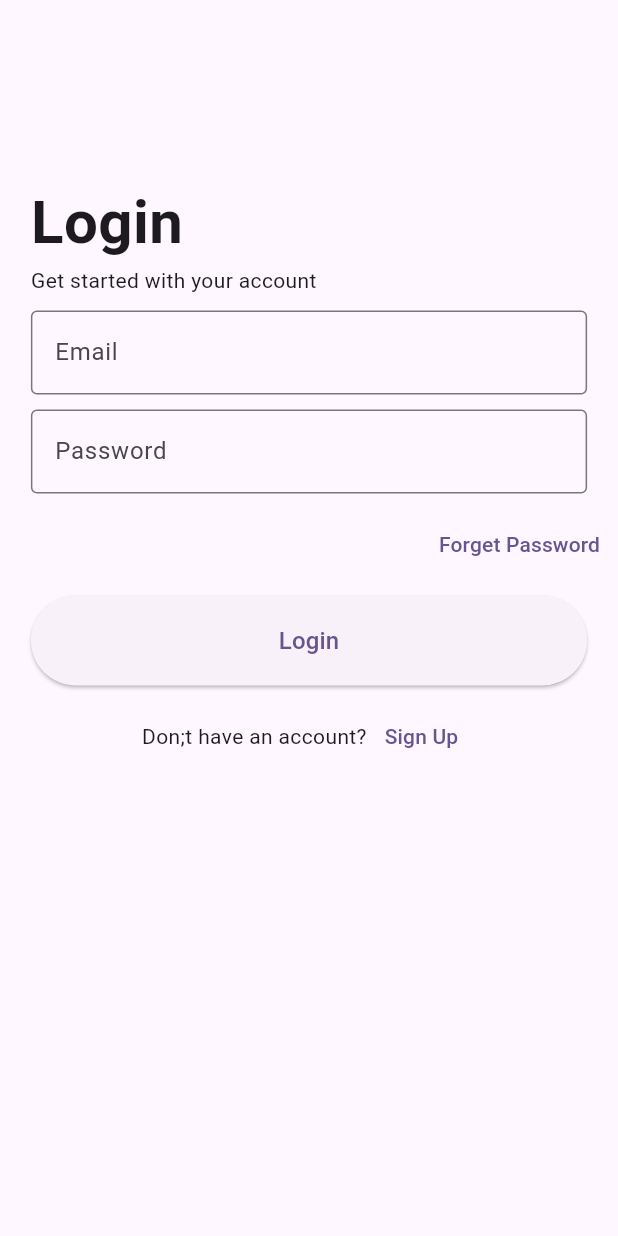
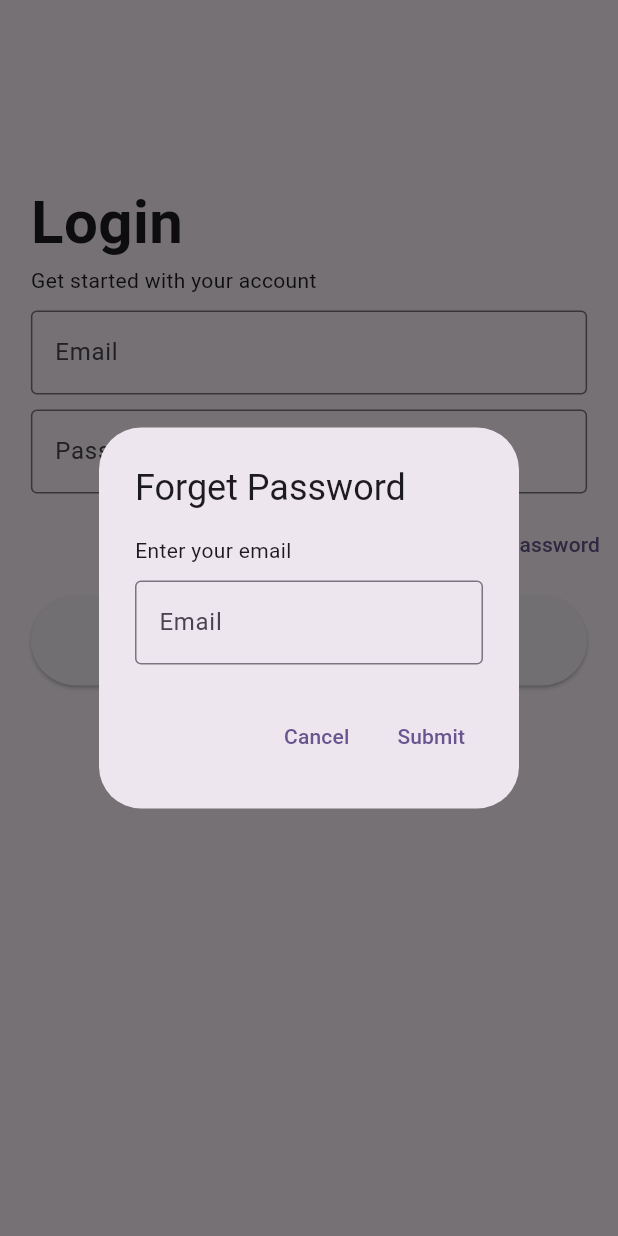
Before and after one commit to viraj-gunasekara/Bookstore_App_Android, a Flutter app: the screen it shows after launch, after a tap on "Forget Password", on a phone screen of 412 x 824 dp. Run offline on Flutter 3.47's test engine with Material 3 defaults, Android fonts, the phone set to English and light mode, and no system bars; our stand-ins replace firebase_auth, firebase_core; accounts and stored records are empty.

Commit message:
forgetPw dialog add and complete action, by sending reset pw email

```diff
--- a/bookstore_admin_app/NOTE.txt
+++ b/bookstore_admin_app/NOTE.txt
@@ -2,3 +2,7 @@
 1)Go to your project: https://console.firebase.google.com
 2)Go to Authentication Section > Sign-in method
 3)Click Email/Password → Enable → Save
+
+#Issues
+1)forget pw reset link - for random email also show as reset link sent. - Firebase returns "Mail sent" even for unknown emails — but the email never actually arrives.
+*From the Firebase Docs: To prevent email enumeration, this method always returns success regardless of whether an email exists or not.
--- a/bookstore_admin_app/lib/views/admin_home.dart
+++ b/bookstore_admin_app/lib/views/admin_home.dart
@@ -38,7 +38,7 @@ class _AdminHomeState extends State<AdminHome> {
               padding: EdgeInsets.all(12),
               margin: EdgeInsets.only(left: 10, right: 10, bottom: 10),
               decoration: BoxDecoration(
-                color: Colors.grey.shade200,
+                color: Colors.deepPurple.shade100,
                 borderRadius: BorderRadius.circular(10),
               ),
               child: Column(
--- a/bookstore_admin_app/lib/views/login.dart
+++ b/bookstore_admin_app/lib/views/login.dart
@@ -71,7 +71,86 @@ class _LoginPageState extends State<LoginPage> {
               Row(
                 mainAxisAlignment: MainAxisAlignment.end,
                 children: [
-                  TextButton(onPressed: () {}, child: Text("Forget Password")),
+                  TextButton(
+                    onPressed: () {
+                      showDialog(
+                        context: context,
+                        builder: (builder) {
+                          return AlertDialog(
+                            title: Text("Forget Password"),
+                            content: Column(
+                              mainAxisSize: MainAxisSize.min,
+                              crossAxisAlignment: CrossAxisAlignment.start,
+                              children: [
+                                Text("Enter your email"),
+                                SizedBox(height: 10),
+                                TextFormField(
+                                  controller: _emailController,
+                                  decoration: InputDecoration(
+                                    label: Text("Email"),
+                                    border: OutlineInputBorder(),
+                                  ),
+                                ),
+                              ],
+                            ),
+                            actions: [
+                              TextButton(
+                                onPressed: () {
+                                  Navigator.pop(context);
+                                },
+                                child: Text("Cancel"),
+                              ),
+                              TextButton(
+                                onPressed: ()async{
+                                  if (_emailController.text.isEmpty) {
+                                    ScaffoldMessenger.of(context).showSnackBar(
+                                      SnackBar(
+                                        content: Text("Email cannot be empty"),
+                                      ),
+                                    );
+                                    return;
+                                  }
+                                  await AuthService()
+                                      .resetPassword(_emailController.text)
+                                      .then((value) {
+                                        if (value=="Mail Sent") {
+                                          ScaffoldMessenger.of(
+                                            context,
+                                          ).showSnackBar(
+                                            SnackBar(
+                                              content: Text(
+                                                "Password reset link sent to your email",
+                                              ),
+                                            ),
+                                          );
+                                          Navigator.pop(context);
+                                        } else {
+                                          ScaffoldMessenger.of(
+                                            context,
+                                          ).showSnackBar(
+                                            SnackBar(
+                                              content: Text(
+                                                value,
+                                                style: TextStyle(
+                                                  color: Colors.white,
+                                                ),
+                                              ),
+                                              backgroundColor:
+                                                  Colors.red.shade400,
+                                            ),
+                                          );
+                                        }
+                                      });
+                                },
+                                child: Text("Submit"),
+                              ),
+                            ],
+                          );
+                        },
+                      );
+                    },
+                    child: Text("Forget Password"),
+                  ),
                 ],
               ),
               SizedBox(height: 10),
```
Also changed, not shown: bookstore_admin_app/lib/controlllers/auth_service.dart (+6 -1 lines).
